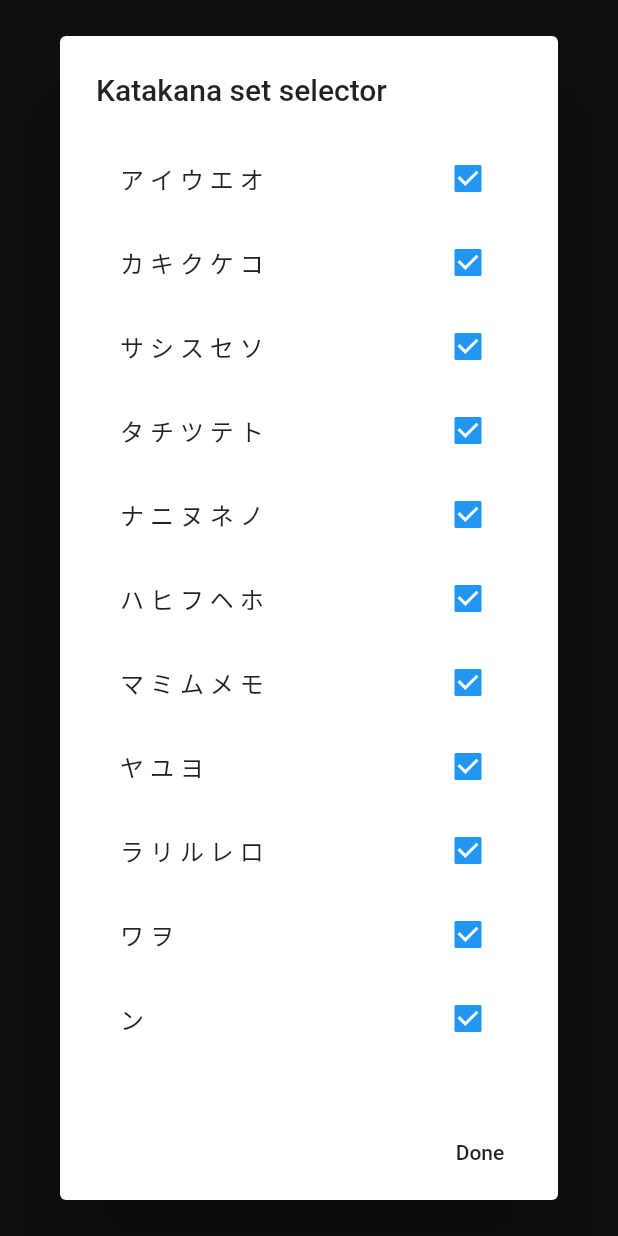
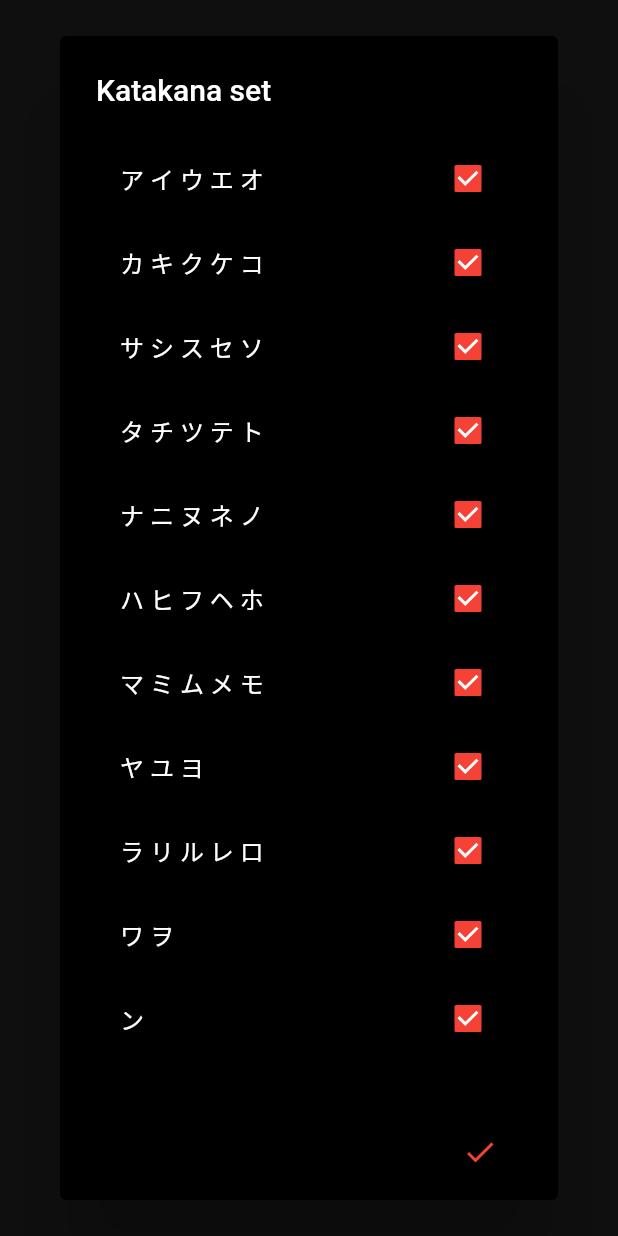
Before and after one commit to aeri/Nihonoari-App, a Flutter app: the screen it shows after launch, after a tap on "Hiragana", after a tap on "Katakana", on a phone screen of 412 x 824 dp. Run offline on Flutter 3.47's test engine with Material 2 defaults, Android fonts, the phone set to English and light mode, and no system bars; our stand-ins replace font_awesome_flutter; missing offline and left inert: kana.

Commit message:
Improved dark style

```diff
--- a/lib/main.dart
+++ b/lib/main.dart
@@ -62,13 +62,27 @@ class _hiraDialogState extends State<hiraDialog> {
   @override
   Widget build(BuildContext context) {
     return AlertDialog(
-      title: Text('Hiragana set selector'),
+      title: Text(
+        'Hiragana set',
+        style: TextStyle(
+          color: Colors.white,
+        ),
+      ),
+      backgroundColor: Colors.black,
       content: Container(
         width: double.maxFinite,
+        child: new Theme(
+          data: ThemeData(unselectedWidgetColor: Colors.white),
           child: new ListView(
             children: _hirasol.keys.map((String key) {
               return new CheckboxListTile(
-              title: new Text(key),
+                title: new Text(
+                  key,
+                  style: TextStyle(
+                    color: Colors.white,
+                  ),
+                ),
+                activeColor: Colors.red,
                 value: _hirasol[key],
                 onChanged: (bool value) {
                   setState(() {
@@ -79,10 +93,14 @@ class _hiraDialogState extends State<hiraDialog> {
             }).toList(),
           ),
         ),
+      ),
       actions: <Widget>[
         // usually buttons at the bottom of the dialog
         new FlatButton(
-          child: new Text("Done"),
+          child: new Icon(
+            Icons.done,
+            color: Colors.red,
+          ),
           onPressed: () {
             Navigator.of(context).pop();
           },
@@ -96,14 +114,28 @@ class _kataDialogState extends State<kataDialog> {
   @override
   Widget build(BuildContext context) {
     return AlertDialog(
-      title: Text('Katakana set selector'),
+      backgroundColor: Colors.black,
+      title: Text(
+        'Katakana set',
+        style: TextStyle(
+          color: Colors.white,
+        ),
+      ),
       content: Container(
         width: double.maxFinite,
+        child: Theme(
+          data: ThemeData(unselectedWidgetColor: Colors.white),
           child: new ListView(
             children: _katasol.keys.map((String key) {
               return new CheckboxListTile(
-              title: new Text(key),
+                title: new Text(
+                  key,
+                  style: TextStyle(
+                    color: Colors.white,
+                  ),
+                ),
                 value: _katasol[key],
+                activeColor: Colors.red,
                 onChanged: (bool value) {
                   setState(() {
                     _katasol[key] = value;
@@ -113,10 +145,14 @@ class _kataDialogState extends State<kataDialog> {
             }).toList(),
           ),
         ),
+      ),
       actions: <Widget>[
         // usually buttons at the bottom of the dialog
         new FlatButton(
-          child: new Text("Done"),
+          child: new Icon(
+            Icons.done,
+            color: Colors.red,
+          ),
           onPressed: () {
             Navigator.of(context).pop();
           },
@@ -157,7 +193,10 @@ class _State extends State<MyApp> {
           actions: <Widget>[
             // usually buttons at the bottom of the dialog
             new FlatButton(
-              child: new Text("Close"),
+              child: new Icon(
+                Icons.done,
+                color: Colors.red,
+              ),
               onPressed: () {
                 Navigator.of(context).pop();
               },
```
Also changed, not shown: lib/party.dart (+15 -4 lines). Lines whose indentation alone changed are shown as unchanged.
